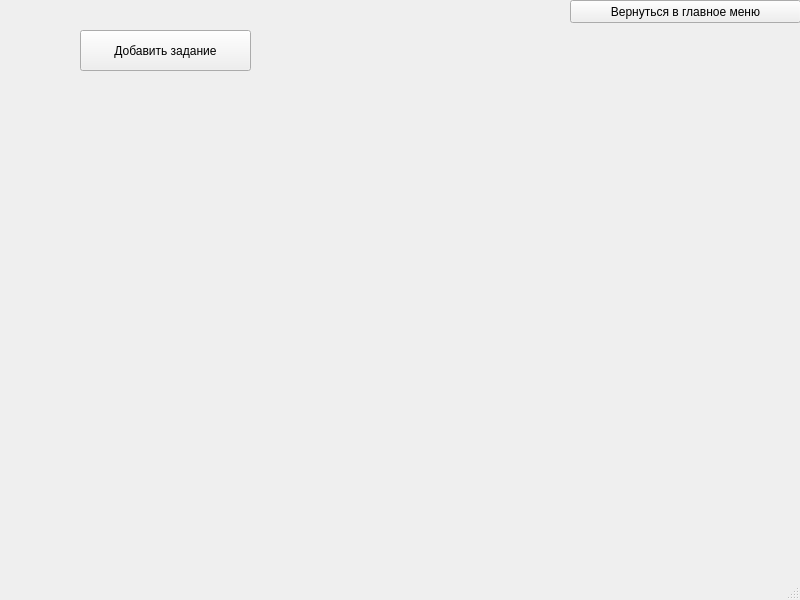
This is PyQT5_Project/SettingsWindow.ui in Topando/PYQT5_PROJECT as Qt 5 draws it before an edit. The edited form follows.
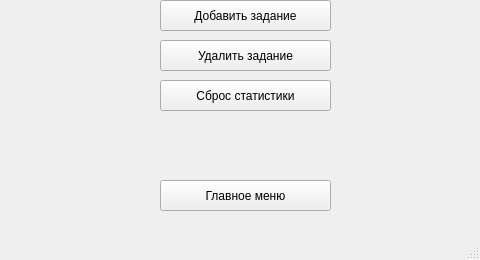
This is the edited form.

```diff
--- a/PyQT5_Project/SettingsWindow.ui
+++ b/PyQT5_Project/SettingsWindow.ui
@@ -6,8 +6,8 @@
    <rect>
     <x>0</x>
     <y>0</y>
-    <width>800</width>
-    <height>600</height>
+    <width>480</width>
+    <height>260</height>
    </rect>
   </property>
   <property name="windowTitle">
@@ -17,10 +17,10 @@
    <widget class="QPushButton" name="pushButton">
     <property name="geometry">
      <rect>
-      <x>80</x>
-      <y>30</y>
+      <x>160</x>
+      <y>0</y>
       <width>171</width>
-      <height>41</height>
+      <height>31</height>
      </rect>
     </property>
     <property name="text">
@@ -30,14 +30,40 @@
    <widget class="QPushButton" name="pushButton_2">
     <property name="geometry">
      <rect>
-      <x>570</x>
-      <y>0</y>
-      <width>231</width>
-      <height>23</height>
+      <x>160</x>
+      <y>180</y>
+      <width>171</width>
+      <height>31</height>
      </rect>
     </property>
     <property name="text">
-     <string>Вернуться в главное меню</string>
+     <string>Главное меню</string>
+    </property>
+   </widget>
+   <widget class="QPushButton" name="pushButton_3">
+    <property name="geometry">
+     <rect>
+      <x>160</x>
+      <y>40</y>
+      <width>171</width>
+      <height>31</height>
+     </rect>
+    </property>
+    <property name="text">
+     <string>Удалить задание</string>
+    </property>
+   </widget>
+   <widget class="QPushButton" name="pushButton_4">
+    <property name="geometry">
+     <rect>
+      <x>160</x>
+      <y>80</y>
+      <width>171</width>
+      <height>31</height>
+     </rect>
+    </property>
+    <property name="text">
+     <string>Сброс статистики</string>
     </property>
    </widget>
   </widget>
```
Left out of the diff: 2 changed lines with no effect on the pictures.
